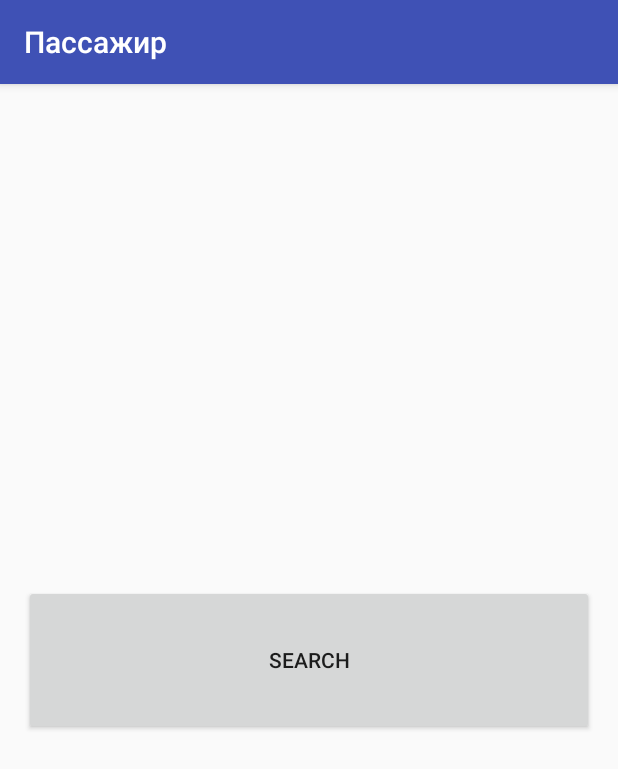
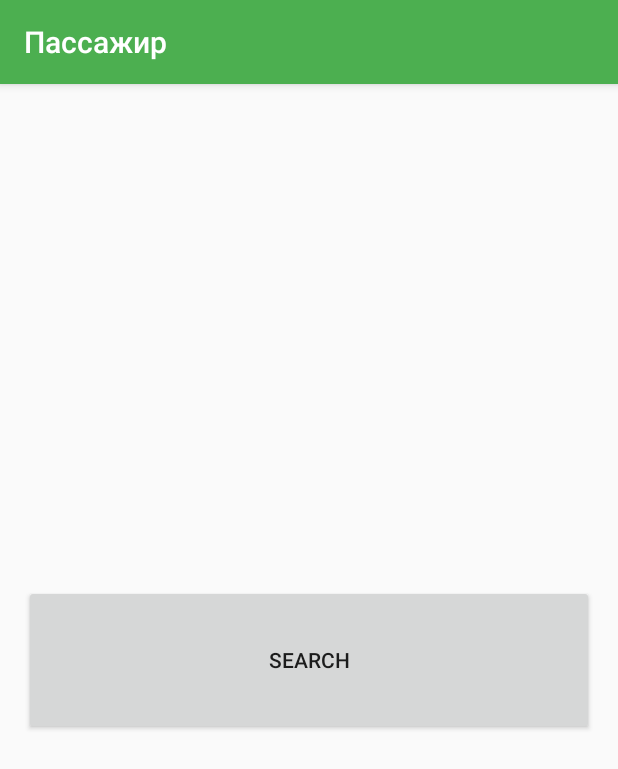
Before and after one commit to dsokolov/composter, an Android app: the screen it shows after launch (MainActivity), on a phone screen of 412 x 824 dp. Shown: the top 769 px of the screen. Run offline under Robolectric (Android 15) with nearby library versions, the phone set to English and light mode, and no system bars.

```diff
--- a/android/Composter/passanger/src/main/res/values/colors.xml
+++ b/android/Composter/passanger/src/main/res/values/colors.xml
@@ -1,6 +1,6 @@
 <?xml version="1.0" encoding="utf-8"?>
 <resources>
-    <color name="colorPrimary">#3F51B5</color>
-    <color name="colorPrimaryDark">#303F9F</color>
-    <color name="colorAccent">#FF4081</color>
+    <color name="colorPrimary">#4CAF50</color>
+    <color name="colorPrimaryDark">#388E3C</color>
+    <color name="colorAccent">#607D8B</color>
 </resources>
```
Also changed, not shown: android/Composter/passanger/src/main/java/ru/composter/passanger/ApplyActivity.java (+15 -8 lines), android/Composter/passanger/src/main/java/ru/composter/passanger/SingUpActivity.java (added, +10 -0 lines).
